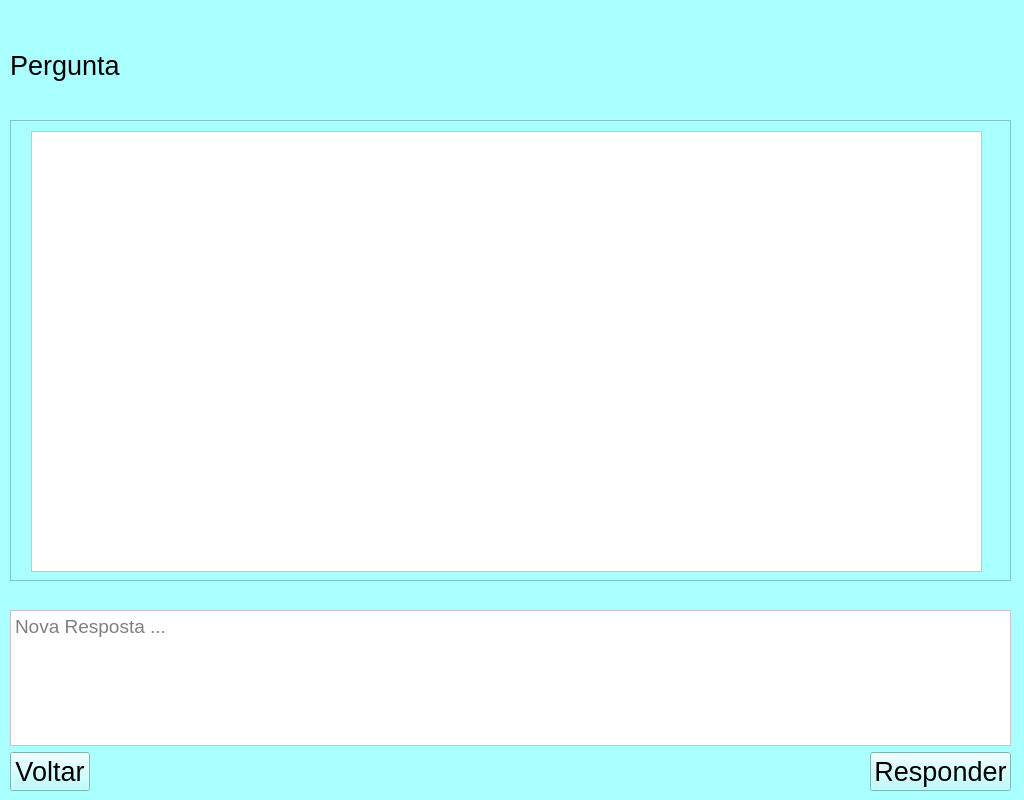
Old version of the form Telas/answers.ui in the repository AnandaAlbrecht/help-system.
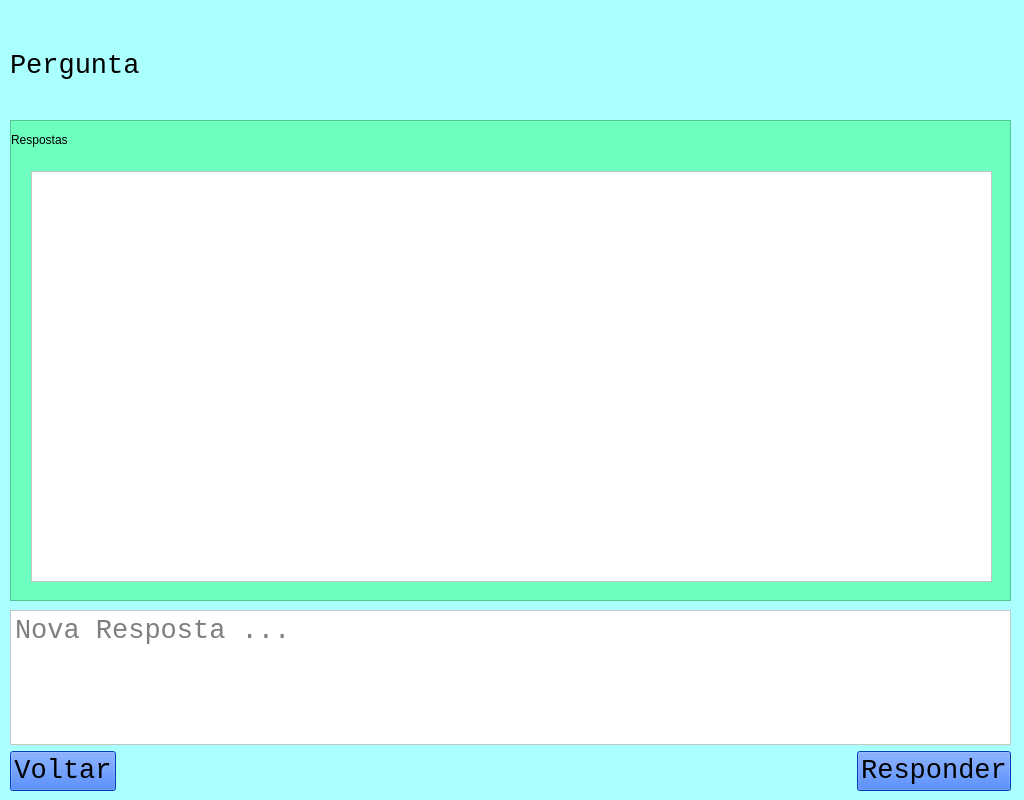
New version of the form.

Commit message: Telas personalizadas

```diff
--- a/Telas/answers.ui
+++ b/Telas/answers.ui
@@ -37,11 +37,15 @@
       <widget class="QLabel" name="label_pergunta">
        <property name="font">
         <font>
+         <family>Consolas</family>
          <pointsize>20</pointsize>
+         <weight>50</weight>
+         <italic>false</italic>
+         <bold>false</bold>
         </font>
        </property>
        <property name="styleSheet">
-        <string notr="true">background-color: rgb(170, 255, 255);</string>
+        <string notr="true">font: 20pt &quot;Consolas&quot;;</string>
        </property>
        <property name="text">
         <string>Pergunta</string>
@@ -64,12 +68,17 @@
       <widget class="QTextEdit" name="text_edit_resposta">
        <property name="font">
         <font>
-         <pointsize>14</pointsize>
+         <family>Consolas</family>
+         <pointsize>20</pointsize>
+         <weight>50</weight>
+         <italic>false</italic>
+         <bold>false</bold>
         </font>
        </property>
        <property name="styleSheet">
         <string notr="true">background-color: rgb(255, 255, 255);
-            background-color: rgb(255, 255, 255);</string>
+                    font: 20pt &quot;Consolas&quot;;
+            </string>
        </property>
        <property name="placeholderText">
         <string>Nova Resposta ...</string>
@@ -82,9 +91,18 @@
         <widget class="QPushButton" name="button_voltar">
          <property name="font">
           <font>
+           <family>Consolas</family>
            <pointsize>20</pointsize>
+           <weight>50</weight>
+           <italic>false</italic>
+           <bold>false</bold>
           </font>
          </property>
+         <property name="styleSheet">
+          <string notr="true">background-color: rgb(0, 85, 255);
+                    font: 20pt &quot;Consolas&quot;;
+            </string>
+         </property>
          <property name="text">
           <string>Voltar</string>
          </property>
@@ -107,9 +125,18 @@
         <widget class="QPushButton" name="button_responder">
          <property name="font">
           <font>
+           <family>Consolas</family>
            <pointsize>20</pointsize>
+           <weight>50</weight>
+           <italic>false</italic>
+           <bold>false</bold>
           </font>
          </property>
+         <property name="styleSheet">
+          <string notr="true">background-color: rgb(0, 85, 255);
+                    font: 20pt &quot;Consolas&quot;;
+            </string>
+         </property>
          <property name="text">
           <string>Responder</string>
          </property>
@@ -125,9 +152,12 @@
       <x>10</x>
       <y>120</y>
       <width>1001</width>
-      <height>461</height>
+      <height>481</height>
      </rect>
     </property>
+    <property name="styleSheet">
+     <string notr="true">background-color: rgb(110, 255, 190);</string>
+    </property>
     <property name="widgetResizable">
      <bool>true</bool>
     </property>
@@ -137,26 +167,47 @@
        <x>0</x>
        <y>0</y>
        <width>999</width>
-       <height>459</height>
+       <height>479</height>
       </rect>
      </property>
      <widget class="QListView" name="list_view_respostas">
       <property name="geometry">
        <rect>
         <x>20</x>
-        <y>10</y>
-        <width>951</width>
-        <height>441</height>
+        <y>50</y>
+        <width>961</width>
+        <height>411</height>
        </rect>
       </property>
       <property name="font">
        <font>
         <family>Consolas</family>
-        <pointsize>14</pointsize>
+        <pointsize>20</pointsize>
+        <weight>50</weight>
+        <italic>false</italic>
+        <bold>false</bold>
        </font>
       </property>
       <property name="styleSheet">
-       <string notr="true">background-color: rgb(255, 255, 255);</string>
+       <string notr="true">background-color: rgb(255, 255, 255);
+                font: 20pt &quot;Consolas&quot;;
+        </string>
+      </property>
+     </widget>
+     <widget class="QLabel" name="label_respostas">
+      <property name="geometry">
+       <rect>
+        <x>0</x>
+        <y>0</y>
+        <width>999</width>
+        <height>38</height>
+       </rect>
+      </property>
+      <property name="styleSheet">
+       <string notr="true">font: 20pt &quot;Consolas&quot;;</string>
+      </property>
+      <property name="text">
+       <string>Respostas</string>
       </property>
      </widget>
     </widget>
```
The commit also changes 4 other files.
